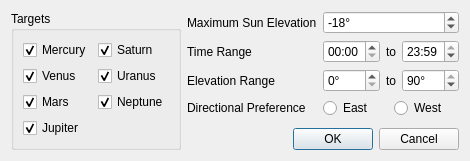
EthanChappel/Ecliptic, file qt5/schedulebrain.ui: the form before one commit.
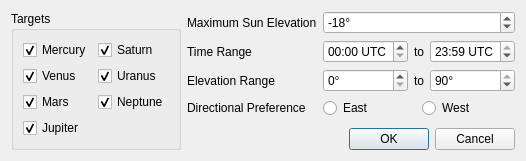
The form after the commit.

Commit message: Add QToolTips and edit existing one

Patch:
```diff
--- a/qt5/schedulebrain.ui
+++ b/qt5/schedulebrain.ui
@@ -6,7 +6,7 @@
    <rect>
     <x>0</x>
     <y>0</y>
-    <width>426</width>
+    <width>472</width>
     <height>158</height>
    </rect>
   </property>
@@ -147,7 +147,7 @@
          <property name="maximumDateTime">
           <datetime>
            <hour>23</hour>
-           <minute>58</minute>
+           <minute>59</minute>
            <second>0</second>
            <year>2000</year>
            <month>1</month>
@@ -157,15 +157,12 @@
          <property name="maximumTime">
           <time>
            <hour>23</hour>
-           <minute>58</minute>
+           <minute>59</minute>
            <second>0</second>
           </time>
          </property>
          <property name="displayFormat">
-          <string>hh:mm</string>
-         </property>
-         <property name="timeSpec">
-          <enum>Qt::LocalTime</enum>
+          <string>hh:mm UTC</string>
          </property>
          <property name="time">
           <time>
@@ -214,7 +211,7 @@
          <property name="minimumDateTime">
           <datetime>
            <hour>0</hour>
-           <minute>1</minute>
+           <minute>0</minute>
            <second>0</second>
            <year>2000</year>
            <month>1</month>
@@ -224,12 +221,12 @@
          <property name="minimumTime">
           <time>
            <hour>0</hour>
-           <minute>1</minute>
+           <minute>0</minute>
            <second>0</second>
           </time>
          </property>
          <property name="displayFormat">
-          <string>hh:mm</string>
+          <string>hh:mm UTC</string>
          </property>
          <property name="timeSpec">
           <enum>Qt::LocalTime</enum>
```
Left out of the diff: 22 changed lines with no effect on the pictures. The commit also changes 1 other file.
